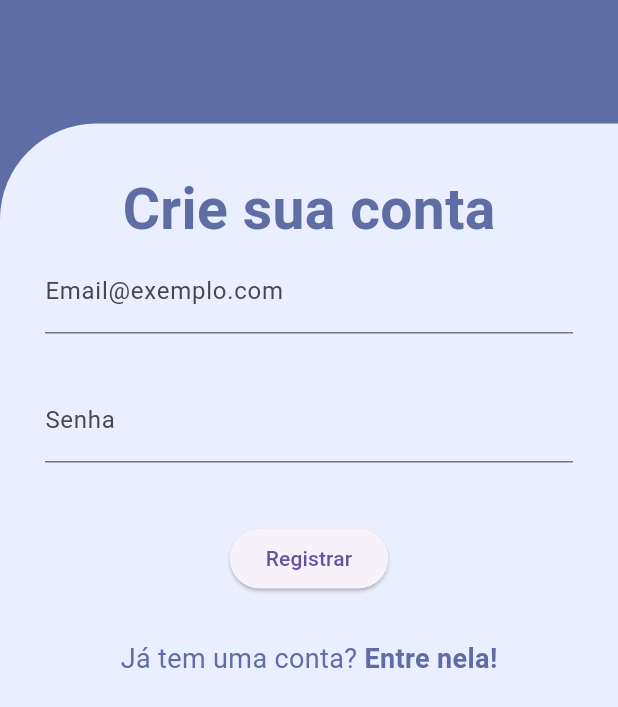
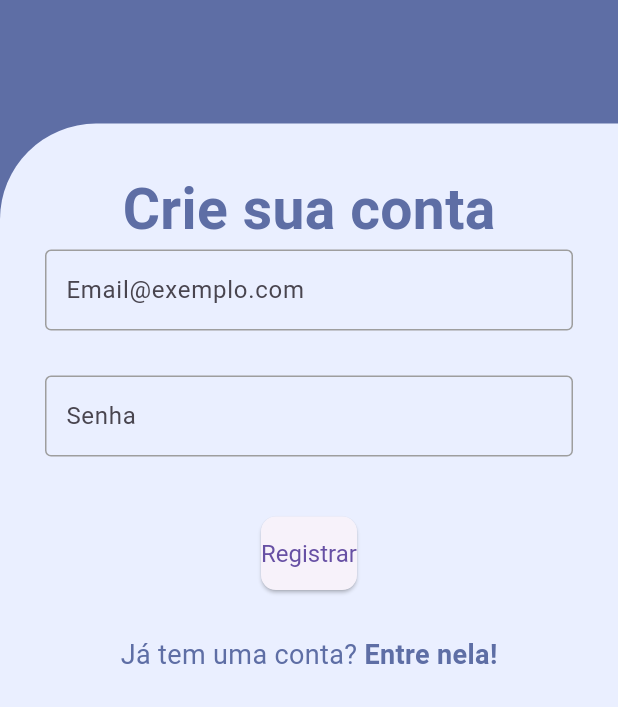
Before and after one commit to Gabs-Devs/LuzMed, a Flutter app: the screen it shows after launch, on a phone screen of 412 x 824 dp. Shown: the top 707 px of the screen. Run offline on Flutter 3.47's test engine with Material 3 defaults, Android fonts, the phone set to English and light mode, and no system bars; our stand-ins replace firebase_auth, firebase_core, google_nav_bar; accounts and stored records are empty.

Commit message:
corrections
algumas correções referentes ao login e mudanças basicas nos designs

```diff
--- a/lib/views/SignIn.dart
+++ b/lib/views/SignIn.dart
@@ -1,4 +1,5 @@
 import 'package:flutter/material.dart';
+import 'package:luzmed/views/home_page.dart';
 import './login.dart';
 import 'package:firebase_auth/firebase_auth.dart';
 
@@ -6,12 +7,16 @@ class SignIn extends StatelessWidget {
   final TextEditingController emailController = TextEditingController();
   final TextEditingController passwordController = TextEditingController();
 
-  void _registerUser(BuildContext) async {
+  void _registerUser (BuildContext context) async {
     try {
       UserCredential userCredential =
           await FirebaseAuth.instance.createUserWithEmailAndPassword(
         email: emailController.text,
         password: passwordController.text,
+      );
+      Navigator.pushReplacement(
+        context,
+        MaterialPageRoute(builder: (context) => HomePage()),
       );
     } catch (e) {
       print("Error: $e");
@@ -58,24 +63,53 @@ class SignIn extends StatelessWidget {
                         children: [
                           TextField(
                             controller: emailController,
-                            decoration: const InputDecoration(
-                                labelText: 'Email@exemplo.com'),
+                            decoration: InputDecoration(
+                              labelText: 'Email@exemplo.com',
+                              border: OutlineInputBorder(),
+                              focusedBorder: OutlineInputBorder(
+                                borderSide: BorderSide(
+                                    color: Theme.of(context).primaryColor,
+                                    width: 2.0),
+                              ),
+                              enabledBorder: OutlineInputBorder(
+                                borderSide:
+                                    BorderSide(color: Colors.grey, width: 1.0),
+                              ),
+                              contentPadding: const EdgeInsets.symmetric(
+                                  vertical: 15, horizontal: 10),
+                            ),
                           ),
-                          const SizedBox(
-                            height: 30,
-                          ),
+                          const SizedBox(height: 30),
                           TextField(
                             controller: passwordController,
-                            decoration:
-                                const InputDecoration(labelText: 'Senha'),
+                            decoration: InputDecoration(
+                              labelText: 'Senha',
+                              border: OutlineInputBorder(),
+                              focusedBorder: OutlineInputBorder(
+                                borderSide: BorderSide(
+                                    color: Theme.of(context).primaryColor,
+                                    width: 2.0),
+                              ),
+                              enabledBorder: OutlineInputBorder(
+                                borderSide:
+                                    BorderSide(color: Colors.grey, width: 1.0),
+                              ),
+                              contentPadding: const EdgeInsets.symmetric(
+                                  vertical: 15, horizontal: 10),
+                            ),
                             obscureText: true,
                           ),
-                          const SizedBox(
-                            height: 40,
-                          ),
+                          const SizedBox(height: 40),
                           ElevatedButton(
-                            onPressed: () => _registerUser(context),
+                            onPressed: () => _registerUser (context),
                             child: const Text('Registrar'),
+                            style: ElevatedButton.styleFrom(
+                              padding: const EdgeInsets.symmetric(vertical: 15),
+                              textStyle: const TextStyle(fontSize: 16),
+                              shape: RoundedRectangleBorder(
+                                borderRadius: BorderRadius.circular(10),
+                              ),
+                            ),
                           ),
                           const SizedBox(
                             height: 30,
```
Also changed, not shown: lib/notes.txt (added, +12 -0 lines), lib/views/home_page.dart (+171 -49 lines).
